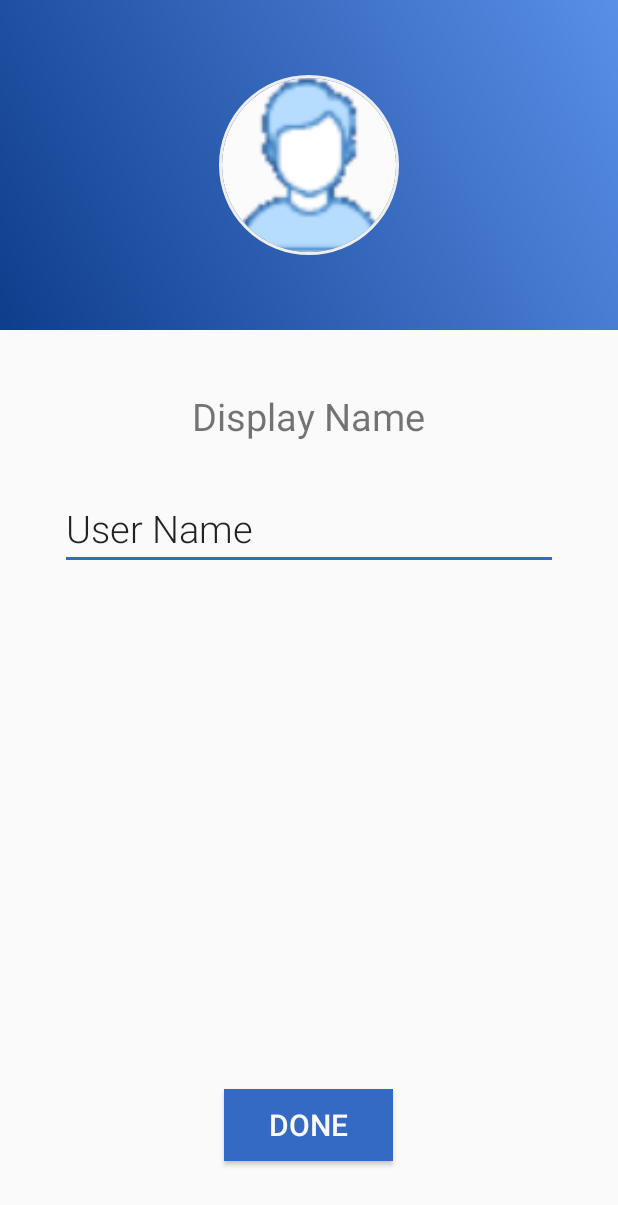
After one commit to ShreyasDobhal/Hola, an Android app: the ProfileActivity screen opened directly, with no data from a screen before it, on a phone screen of 412 x 824 dp. The commit adds this screen. Shown: the top 1205 px of the screen. Run offline under Robolectric (Android 15) with nearby library versions, the phone set to English and light mode, and no system bars; our stand-ins replace CircleImageView, Firebase (no records; nobody signed in at launch, a user with empty details on screens opened directly); 1 statement that could not run was skipped.

Commit message:
Improved Navigation Drawer and Added Profile Page

```diff
--- a/app/build.gradle
+++ b/app/build.gradle
@@ -26,6 +26,9 @@ dependencies {
     implementation 'com.android.support:design:26.1.0'
     implementation 'com.android.support.constraint:constraint-layout:1.1.3'
 
+    implementation 'com.android.support:percent:26.1.0'
+    implementation 'com.android.support:cardview-v7:26.1.0'
+
 //    implementation 'com.google.firebase:firebase-database:19.2.1'
     implementation 'com.google.firebase:firebase-database:11.4.2'
 //    implementation 'com.google.firebase:firebase-database:9.6.1'
--- /dev/null
+++ b/app/src/main/java/com/example/shreyas/hola/ProfileActivity.java
@@ -0,0 +1,81 @@
+package com.example.shreyas.hola;
+
+import android.content.Intent;
+import android.support.v7.app.AppCompatActivity;
+import android.os.Bundle;
+import android.util.Log;
+import android.view.View;
+import android.widget.Button;
+import android.widget.EditText;
+import android.widget.Toast;
+
+import com.google.firebase.database.ChildEventListener;
+import com.google.firebase.database.DataSnapshot;
+import com.google.firebase.database.DatabaseError;
+import com.google.firebase.database.DatabaseReference;
+import com.google.firebase.database.FirebaseDatabase;
+import com.google.firebase.database.Query;
+import com.google.firebase.database.ValueEventListener;
+
+public class ProfileActivity extends AppCompatActivity {
+
+    private FirebaseDatabase mFirebaseDatabase;
+    private DatabaseReference mMessagesDatabaseReference;
+
+    private EditText txtName;
+    private Button btnDone;
+
+    private User currentUser;
+
+    @Override
+    protected void onCreate(Bundle savedInstanceState) {
+        super.onCreate(savedInstanceState);
+        setContentView(R.layout.activity_profile);
+
+        currentUser = (User) getIntent().getSerializableExtra("User");
+
+
+        mFirebaseDatabase = FirebaseDatabase.getInstance();
+        mMessagesDatabaseReference = mFirebaseDatabase.getReference().child("users");
+
+
+        txtName = (EditText) findViewById(R.id.txt_username);
+        btnDone = (Button) findViewById(R.id.btn_done);
+
+        txtName.setText(currentUser.getUsername());
+
+        btnDone.setOnClickListener(new View.OnClickListener() {
+            @Override
+            public void onClick(View view) {
+                final String name = txtName.getText().toString().trim();
+                if (!name.isEmpty() && !name.equals(currentUser.getUsername())) {
+                    Query pendingTasks = mMessagesDatabaseReference.orderByChild("uid").equalTo(currentUser.getUID());
+                    pendingTasks.addListenerForSingleValueEvent(new ValueEventListener() {
+                        @Override
+                        public void onDataChange(DataSnapshot dataSnapshot) {
+                            for (DataSnapshot datasnapshot:dataSnapshot.getChildren()) {
+                                Log.e("USER",datasnapshot.toString());
+                                datasnapshot.getRef().child("username").setValue(name);
+                            }
+
+//                            dataSnapshot.getRef().child("username").setValue(name);
+//                            Toast.makeText(getApplicationContext(),"Display name changed",Toast.LENGTH_SHORT).show();
+                        }
+                        @Override
+                        public void onCancelled(DatabaseError firebaseError) {
+                            System.out.println("The read failed: " + firebaseError.getMessage());
+                        }
+                    });
+                }
+                Intent intent = new Intent(ProfileActivity.this,MainActivity.class);
+                intent.addFlags(Intent.FLAG_ACTIVITY_CLEAR_TOP | Intent.FLAG_ACTIVITY_NEW_TASK);
+                ProfileActivity.this.startActivity(intent);
+            }
+        });
+
+
+
+
+
+    }
+}
--- /dev/null
+++ b/app/src/main/res/drawable/grad.xml
@@ -0,0 +1,11 @@
+<?xml version="1.0" encoding="utf-8"?>
+<shape android:shape="rectangle"
+    xmlns:android="http://schemas.android.com/apk/res/android">
+
+    <gradient
+        android:angle="45"
+        android:startColor="@color/colorGradStart"
+        android:endColor="@color/colorGradEnd"
+        />
+
+</shape>
--- /dev/null
+++ b/app/src/main/res/drawable/ic_edit.xml
@@ -0,0 +1,5 @@
+<vector android:height="24dp" android:tint="#F1F1F1"
+    android:viewportHeight="24.0" android:viewportWidth="24.0"
+    android:width="24dp" xmlns:android="http://schemas.android.com/apk/res/android">
+    <path android:fillColor="#FF000000" android:pathData="M3,17.25V21h3.75L17.81,9.94l-3.75,-3.75L3,17.25zM20.71,7.04c0.39,-0.39 0.39,-1.02 0,-1.41l-2.34,-2.34c-0.39,-0.39 -1.02,-0.39 -1.41,0l-1.83,1.83 3.75,3.75 1.83,-1.83z"/>
+</vector>
--- /dev/null
+++ b/app/src/main/res/layout/activity_profile.xml
@@ -0,0 +1,92 @@
+<?xml version="1.0" encoding="utf-8"?>
+<RelativeLayout xmlns:android="http://schemas.android.com/apk/res/android"
+    xmlns:app="http://schemas.android.com/apk/res-auto"
+    xmlns:tools="http://schemas.android.com/tools"
+    android:layout_width="match_parent"
+    android:layout_height="match_parent"
+    tools:context=".ProfileActivity">
+
+    <LinearLayout
+        android:layout_width="match_parent"
+        android:layout_height="match_parent"
+        android:orientation="vertical">
+
+
+
+        <RelativeLayout
+            android:layout_width="match_parent"
+            android:layout_height="match_parent">
+
+            <RelativeLayout
+                android:layout_width="match_parent"
+                android:layout_height="wrap_content"
+                android:background="@drawable/grad"
+                android:paddingTop="50dp"
+                android:paddingBottom="50dp"
+                android:id="@+id/background">
+
+                <de.hdodenhof.circleimageview.CircleImageView
+                    xmlns:app="http://schemas.android.com/apk/res-auto"
+                    android:id="@+id/profile_image"
+                    android:layout_width="120dp"
+                    android:layout_height="120dp"
+                    android:src="@drawable/face2"
+                    app:civ_border_width="2dp"
+                    app:civ_border_color="#EEEEEE"
+
+                    android:layout_gravity="center"
+                    android:layout_centerHorizontal="true"/>
+
+
+
+
+
+            </RelativeLayout>
+
+
+            <TextView
+                android:layout_width="wrap_content"
+                android:layout_height="wrap_content"
+                android:id="@+id/displayname"
+                android:layout_below="@+id/background"
+                android:text="Display Name"
+                android:textSize="25sp"
+                android:layout_marginTop="40dp"
+                android:layout_centerHorizontal="true"/>
+
+
+            <EditText
+                android:layout_width="match_parent"
+                android:layout_height="wrap_content"
+                android:layout_below="@+id/displayname"
+                android:id="@+id/txt_username"
+                android:text="User Name"
+                android:textSize="25dp"
+                android:fontFamily="sans-serif-light"
+                android:layout_marginTop="30dp"
+                android:layout_marginRight="40dp"
+                android:layout_marginLeft="40dp"/>
+
+            <Button
+                android:layout_width="wrap_content"
+                android:layout_height="wrap_content"
+                android:layout_alignParentBottom="true"
+                android:layout_centerHorizontal="true"
+                android:id="@+id/btn_done"
+                android:text="Done"
+                android:textSize="20sp"
+                android:textColor="@color/colorToolbarText"
+                android:background="@color/colorAccent"
+                android:paddingLeft="30dp"
+                android:paddingRight="30dp"
+                android:layout_marginBottom="50dp"/>
+
+
+        </RelativeLayout>
+
+
+
+    </LinearLayout>
+
+
+</RelativeLayout>
--- a/app/src/main/res/layout/nav_header.xml
+++ b/app/src/main/res/layout/nav_header.xml
@@ -2,7 +2,7 @@
 <LinearLayout xmlns:android="http://schemas.android.com/apk/res/android"
     android:layout_width="match_parent"
     android:layout_height="176dp"
-    android:background="@color/colorAccent"
+    android:background="@drawable/grad"
     android:gravity="bottom"
     android:padding="16dp"
     android:theme="@style/ThemeOverlay.AppCompat.Dark"
@@ -30,6 +30,7 @@
     <TextView
         android:layout_width="wrap_content"
         android:layout_height="wrap_content"
-        android:text="username@email.com"/>
+        android:text="username@email.com"
+        android:id="@+id/nav_email"/>
 
 </LinearLayout>
--- a/app/src/main/res/values/colors.xml
+++ b/app/src/main/res/values/colors.xml
@@ -14,4 +14,6 @@
     <color name="colorLikeSymbol">#bf283f</color>
     <color name="colorUnreadMsgBackgrund">#3275a8</color>
     <color name="colorSeenTickMark">#2453d4</color>
+    <color name="colorGradEnd">#5a8fe8</color>
+    <color name="colorGradStart">#0e3d8c</color>
 </resources>
```
Also changed, not shown: app/src/main/AndroidManifest.xml (+8 -7 lines), app/src/main/java/com/example/shreyas/hola/MainActivity.java (+33 -2 lines), app/src/main/res/drawable/circle_dark.xml (added, +11 -0 lines), app/src/main/res/drawable/ic_lock.xml (added, +9 -0 lines), app/src/main/res/menu/drawer_menu.xml (+10 -7 lines).
